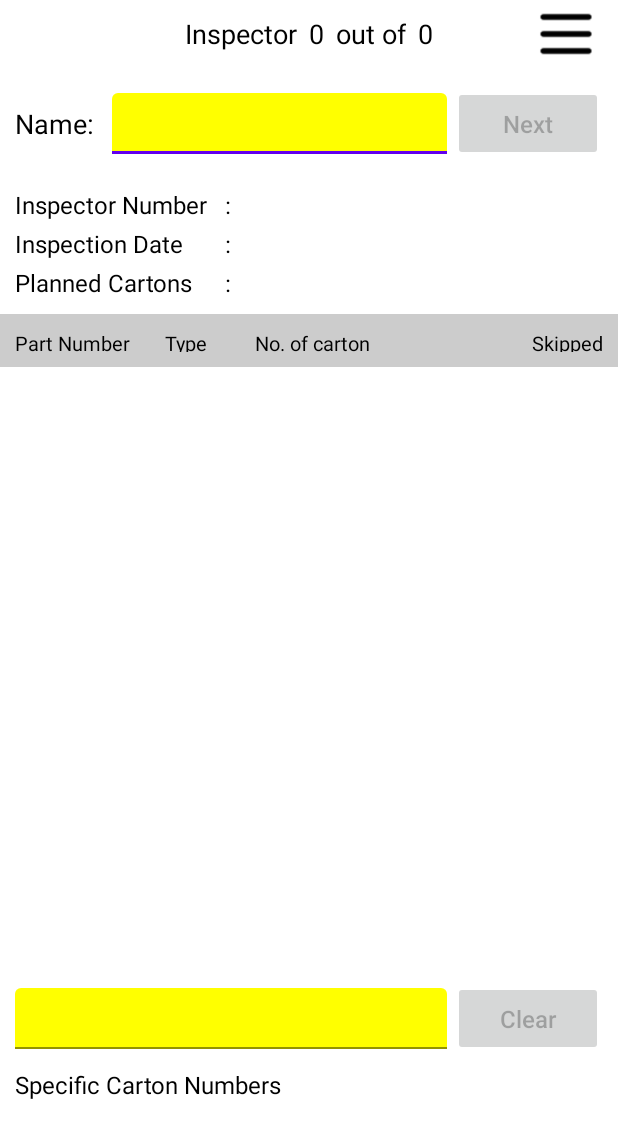
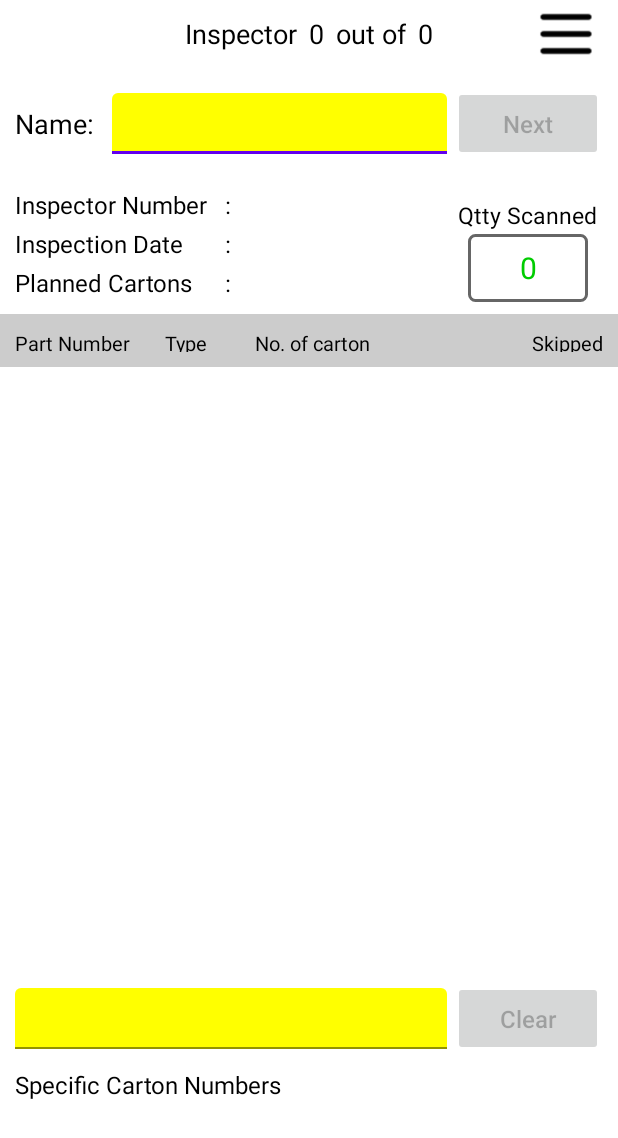
Before and after one commit to raphael-miranda/tischpacken, an Android app: the screen it shows after launch (MainActivity), on a phone screen of 412 x 824 dp. Shown: the top 1138 px of the screen. Run offline under Robolectric (Android 15) with nearby library versions, the phone set to English and light mode, and no system bars; libraries missing offline, so code that uses them is left out: com.hierynomus.msdtyp, com.hierynomus.mssmb2, com.hierynomus.smbj, org.apache.poi; 2 statements that could not run were skipped.

Commit message:
show total scan counter

```diff
--- a/app/src/main/java/com/qrcode/tischpacken/MainActivity.java
+++ b/app/src/main/java/com/qrcode/tischpacken/MainActivity.java
@@ -97,6 +97,7 @@ public class MainActivity extends AppCompatActivity implements PlanListAdapter.O
     private AppCompatButton btnNext;
 
     private TextView txtInspectorNumber, txtInspectionDate, txtPlannedCartons;
+    private TextView txtScannedCounter;
 
     private RecyclerView planListView;
     private RecyclerView specificCartonsListView;
@@ -159,6 +160,7 @@ public class MainActivity extends AppCompatActivity implements PlanListAdapter.O
         txtInspectorCounter = findViewById(R.id.txtInspectorCounter);
         txtInspectorCounter.setText(String.valueOf(inspectorCounter));
         txtTotalInspectors = findViewById(R.id.txtTotalInspectors);
+        txtScannedCounter = findViewById(R.id.txtScannedCounter);
 
         txtName = findViewById(R.id.txtName);
         btnNext = findViewById(R.id.btnNext);
@@ -214,6 +216,7 @@ public class MainActivity extends AppCompatActivity implements PlanListAdapter.O
             txtName.setEnabled(true);
             txtName.requestFocus();
             txtScan.setEnabled(false);
+            txtScannedCounter.setText("0");
         });
 
         btnClear.setOnClickListener(view -> {
@@ -531,8 +534,11 @@ public class MainActivity extends AppCompatActivity implements PlanListAdapter.O
 
     private void checkNext() {
 
-        if (scannedList.size() >= totalNoOfCartons) {
+        int scannedSize = scannedList.size();
+
+        if (scannedSize >= totalNoOfCartons) {
             Log.d(LOG_TAG, "scanned " + scannedList.size() + " / " + totalNoOfCartons);
+            txtScannedCounter.setText(String.valueOf(scannedSize));
             btnNext.setEnabled(true);
         } else {
             int totalCounter = 0;
@@ -548,6 +554,8 @@ public class MainActivity extends AppCompatActivity implements PlanListAdapter.O
             }
 
             Log.d(LOG_TAG, "scanned " + totalCounter + " / " + totalNoOfCartons);
+
+            txtScannedCounter.setText(String.valueOf(totalCounter));
 
             if (totalCounter >= totalNoOfCartons) {
                 btnNext.setEnabled(true);
@@ -865,6 +873,7 @@ public class MainActivity extends AppCompatActivity implements PlanListAdapter.O
 
 
     public void checkNameFromExcel(String inspectorName) {
+        txtScannedCounter.setText("0");
         cartonsFromPlan = new ArrayList<>();
         arrSpecificCtNrs = new ArrayList<>();
         arrScannedCartonNrs = new ArrayList<>();
--- a/app/src/main/res/layout/activity_main.xml
+++ b/app/src/main/res/layout/activity_main.xml
@@ -120,9 +120,16 @@
     <LinearLayout
         android:layout_width="match_parent"
         android:layout_height="wrap_content"
+        android:orientation="horizontal"
+        android:layout_marginHorizontal="10dp"
+        android:layout_marginTop="16dp"
+        android:gravity="bottom">
+
+        <LinearLayout
+            android:layout_width="0dp"
+            android:layout_height="wrap_content"
             android:orientation="vertical"
-        android:layout_marginHorizontal="10dp"
-        android:layout_marginTop="16dp">
+            android:layout_weight="1">
 
             <LinearLayout
                 android:layout_width="match_parent"
@@ -217,6 +224,36 @@
                     android:textSize="16sp"/>
             </LinearLayout>
         </LinearLayout>
+
+        <LinearLayout
+            android:layout_width="100dp"
+            android:layout_height="wrap_content"
+            android:orientation="vertical"
+            android:gravity="center">
+            <TextView
+                android:layout_width="wrap_content"
+                android:layout_height="wrap_content"
+                android:fontFamily="sans-serif"
+                android:text="Qtty Scanned"
+                android:textColor="#000000"
+                android:textSize="15sp"
+                android:textAlignment="center"/>
+
+            <TextView
+                android:id="@+id/txtScannedCounter"
+                android:layout_width="80dp"
+                android:layout_height="45dp"
+                android:layout_marginTop="2dp"
+                android:text="0"
+                android:textColor="@color/green"
+                android:textSize="20sp"
+                android:textAlignment="center"
+                android:gravity="center"
+                android:background="@drawable/textview_border"/>
+        </LinearLayout>
+    </LinearLayout>
+
+
 
     <LinearLayout
         android:layout_width="match_parent"
```
Lines whose indentation alone changed are shown as unchanged.
